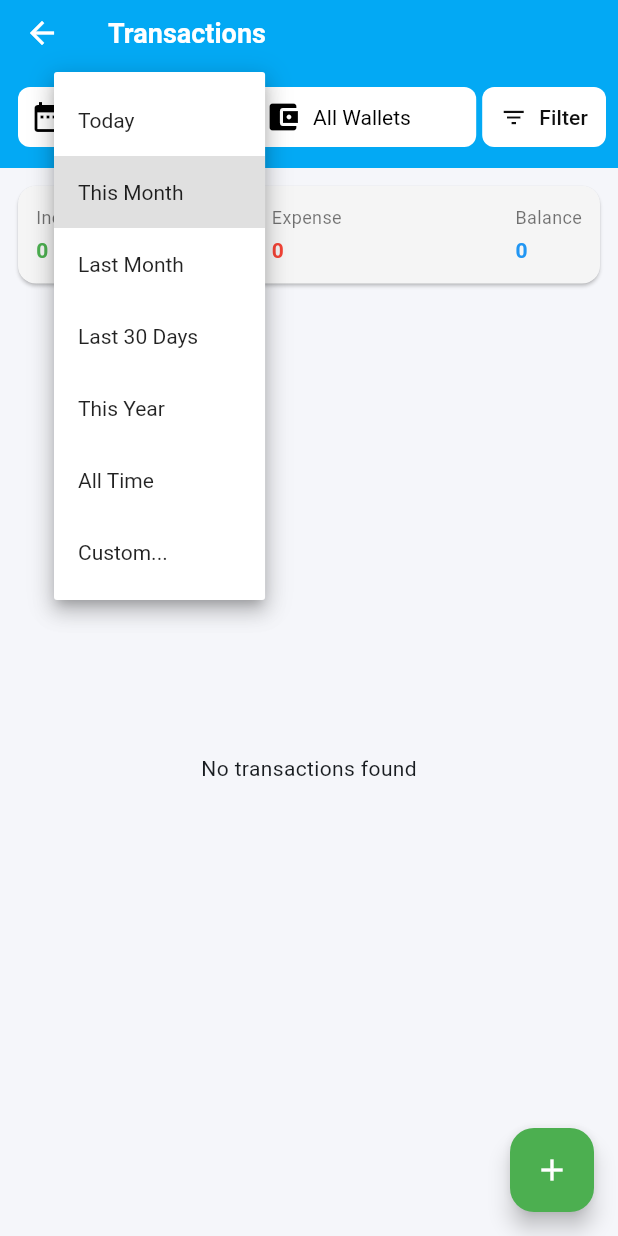
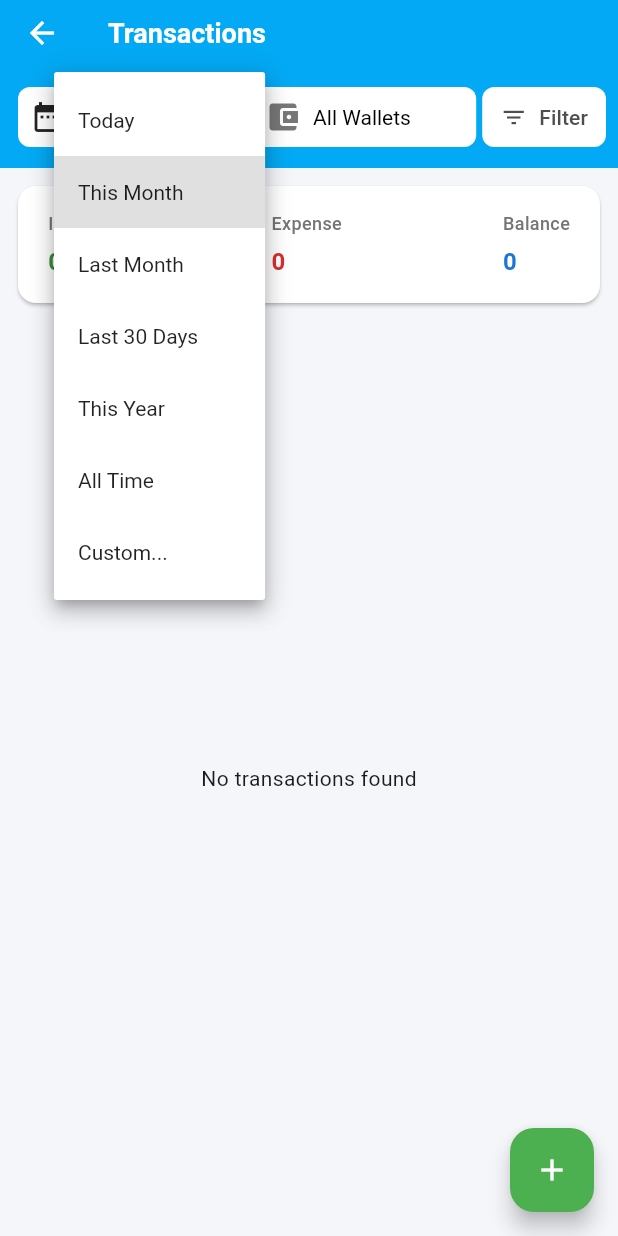
Before and after one commit to ciptosetiono/catatan-keuangan-mobile, a Flutter app: the TransactionScreen screen opened directly, after a tap on "This Month", on a phone screen of 412 x 824 dp. Run offline on Flutter 3.47's test engine with Material 3 defaults, Android fonts, the phone set to English and light mode, and no system bars; our stand-ins replace csv, firebase_auth, firebase_core, fl_chart, google_sign_in, printing and 3 more; missing offline and left inert: month_year_picker; accounts and stored records are empty.

Commit message:
meraipikan UI

```diff
--- a/lib/components/buttons/filter_button.dart
+++ b/lib/components/buttons/filter_button.dart
@@ -19,8 +19,14 @@ class FilterButton extends StatelessWidget {
           ), // nilai lebih kecil → radius lebih kecil
         ),
       ),
-      icon: const Icon(Icons.filter_list),
-      label: Text(label),
+      icon: const Icon(
+        Icons.filter_list,
+        color: Color.fromARGB(255, 78, 78, 78),
+      ),
+      label: Text(
+        label,
+        style: TextStyle(color: Color.fromARGB(255, 78, 78, 78)),
+      ),
       onPressed: onPressed,
     );
   }
--- a/lib/components/forms/date_filter_dropdown.dart
+++ b/lib/components/forms/date_filter_dropdown.dart
@@ -121,7 +121,7 @@ class DateFilterDropdown extends StatelessWidget {
       alignment: Alignment.centerLeft,
       child: Row(
         children: [
-          const Icon(Icons.date_range, color: Colors.black),
+          const Icon(Icons.date_range, color: Colors.black87),
           const SizedBox(width: 8),
           Expanded(
             child: DropdownButtonHideUnderline(
--- a/lib/components/transactions/transaction_summary_card.dart
+++ b/lib/components/transactions/transaction_summary_card.dart
@@ -16,28 +16,29 @@ class TransactionSummaryCard extends StatelessWidget {
   @override
   Widget build(BuildContext context) {
     return Card(
-      color: Colors.grey.shade100,
+      color: Colors.white, // lebih clean
+      elevation: 1,
       shape: RoundedRectangleBorder(borderRadius: BorderRadius.circular(12)),
       margin: const EdgeInsets.all(12),
       child: Padding(
-        padding: const EdgeInsets.all(12),
+        padding: const EdgeInsets.symmetric(vertical: 16, horizontal: 20),
         child: Row(
           mainAxisAlignment: MainAxisAlignment.spaceBetween,
           children: [
             _buildSummaryItem(
               label: 'Income',
               value: income,
-              color: Colors.green,
+              color: Colors.green.shade700,
             ),
             _buildSummaryItem(
               label: 'Expense',
               value: expense,
-              color: Colors.red,
+              color: Colors.red.shade700,
             ),
             _buildSummaryItem(
               label: 'Balance',
               value: balance,
-              color: Colors.blue,
+              color: Colors.blue.shade700,
             ),
           ],
         ),
@@ -55,13 +56,17 @@ class TransactionSummaryCard extends StatelessWidget {
       children: [
         Text(
           label,
-          style: const TextStyle(fontSize: 12, color: Colors.black54),
+          style: TextStyle(
+            fontSize: 12,
+            color: Colors.grey.shade600,
+            fontWeight: FontWeight.w500,
+          ),
         ),
-        const SizedBox(height: 4),
+        const SizedBox(height: 6),
         Text(
           CurrencyFormatter().encode(value),
           style: TextStyle(
-            fontSize: 14,
+            fontSize: 16,
             fontWeight: FontWeight.bold,
             color: color,
           ),
--- a/lib/components/wallets/wallet_filter_dropdown.dart
+++ b/lib/components/wallets/wallet_filter_dropdown.dart
@@ -29,7 +29,10 @@ class WalletFilterDropdown extends StatelessWidget {
       alignment: Alignment.centerLeft,
       child: Row(
         children: [
-          const Icon(Icons.account_balance_wallet, color: Colors.black),
+          const Icon(
+            Icons.account_balance_wallet,
+            color: Color.fromARGB(255, 119, 119, 119),
+          ),
           const SizedBox(width: 8),
           Expanded(
             child: StreamBuilder<List<Wallet>>(
--- a/lib/screens/budgets/budget_screen.dart
+++ b/lib/screens/budgets/budget_screen.dart
@@ -53,8 +53,6 @@ class _BudgetScreenState extends State<BudgetScreen> {
     return Scaffold(
       appBar: AppBar(
         title: const Text('Budgets'),
-        backgroundColor: Colors.lightBlue,
-        foregroundColor: Colors.white,
         bottom: PreferredSize(
           preferredSize: const Size.fromHeight(70),
           child: Container(
```
Also changed, not shown: lib/components/budgets/budget_list.dart (+34 -25 lines), lib/components/budgets/budget_month_dropdown.dart (+17 -5 lines), lib/components/transfers/transfer_list_item.dart (+50 -14 lines).
